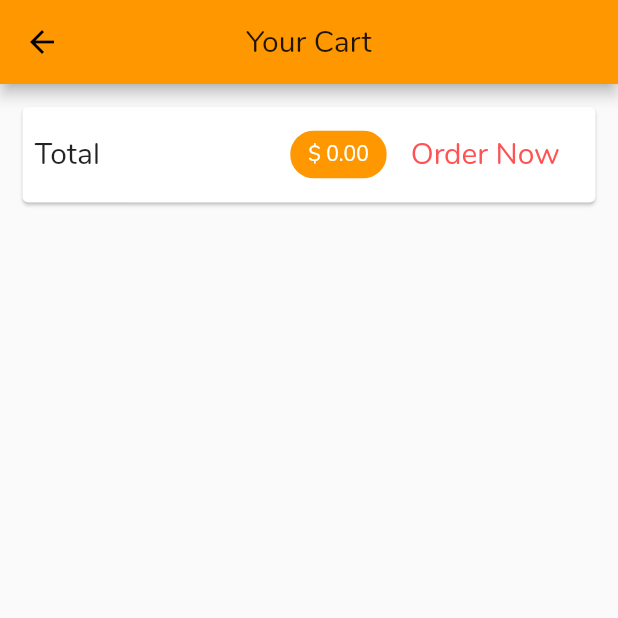
After one commit to Nabinda/Shopathy, a Flutter app: the CartScreen screen opened by its route, on a phone screen of 412 x 824 dp, the top half of it. The commit adds this screen. Run offline on Flutter 3.47's test engine with Material 2 defaults, Android fonts, the phone set to English and light mode, and no system bars; network calls fail.

Commit message:
Added cart page and added a animation hero for transition of image

```diff
--- a/lib/main.dart
+++ b/lib/main.dart
@@ -2,6 +2,7 @@ import 'package:flutter/material.dart';
 import 'package:provider/provider.dart';
 import 'package:shopathy/provider/cart_provider.dart';
 import 'package:shopathy/provider/products_provider.dart';
+import 'package:shopathy/screen/cart_screen.dart';
 import 'package:shopathy/screen/product_detail_screen.dart';
 import 'package:shopathy/screen/product_overview_screen.dart';
 
@@ -26,6 +27,7 @@ class MyApp extends StatelessWidget {
         home: ProductOverviewScreen(),
         routes: {
           ProductDetailScreen.routeName: (ctx) => ProductDetailScreen(),
+          CartScreen.routeName: (ctx) => CartScreen(),
         },
       ),
     );
--- a/lib/provider/cart_provider.dart
+++ b/lib/provider/cart_provider.dart
@@ -25,6 +25,21 @@ class Cart with ChangeNotifier {
     return _items == null ? 0 : _items.length;
   }
 
+  //total amount
+  double get totalAmount {
+    var total = 0.0;
+    _items.forEach((key, cartItem) {
+      total += cartItem.price * cartItem.quantity;
+    });
+    return total;
+  }
+
+  //remove particular from cart
+  void removeItem(String productId) {
+    _items.remove(productId);
+    notifyListeners();
+  }
+
   //adding items to the cart
   void addItem(String productId, double price, String title) {
     if (_items.containsKey(productId)) {
--- /dev/null
+++ b/lib/screen/cart_screen.dart
@@ -0,0 +1,68 @@
+import 'package:flutter/material.dart';
+import 'package:provider/provider.dart';
+import 'package:shopathy/provider/cart_provider.dart' show Cart;
+import 'package:shopathy/widgets/cart_item.dart';
+
+class CartScreen extends StatelessWidget {
+  static const routeName = "/cart_screen";
+  @override
+  Widget build(BuildContext context) {
+    final cart = Provider.of<Cart>(context);
+    return Scaffold(
+      appBar: AppBar(
+        title: Text("Your Cart"),
+        centerTitle: true,
+      ),
+      body: Column(
+        children: <Widget>[
+          Card(
+            margin: EdgeInsets.all(15),
+            child: Padding(
+              padding: EdgeInsets.all(8),
+              child: Row(
+                mainAxisAlignment: MainAxisAlignment.spaceBetween,
+                children: <Widget>[
+                  Text(
+                    'Total',
+                    style: TextStyle(fontSize: 20),
+                  ),
+                  Spacer(),
+                  Chip(
+                    backgroundColor: Theme.of(context).primaryColor,
+                    label: Text(
+                      '\$ ${cart.totalAmount.toStringAsFixed(2)}',
+                      style: TextStyle(color: Colors.white),
+                    ),
+                  ),
+                  FlatButton(
+                    child: Text(
+                      "Order Now",
+                      style: TextStyle(
+                          fontSize: 20,
+                          fontFamily: 'Nunito',
+                          color: Theme.of(context).accentColor),
+                    ),
+                  )
+                ],
+              ),
+            ),
+          ),
+          SizedBox(
+            height: 10,
+          ),
+          Expanded(
+              child: ListView.builder(
+            itemBuilder: (ctx, index) => CartItem(
+              cart.items.values.toList()[index].title,
+              cart.items.values.toList()[index].id,
+              cart.items.values.toList()[index].price,
+              cart.items.keys.toList()[index],
+              cart.items.values.toList()[index].quantity,
+            ),
+            itemCount: cart.itemCount,
+          ))
+        ],
+      ),
+    );
+  }
+}
--- a/lib/screen/product_overview_screen.dart
+++ b/lib/screen/product_overview_screen.dart
@@ -3,6 +3,7 @@
 import 'package:flutter/material.dart';
 import 'package:provider/provider.dart';
 import 'package:shopathy/provider/cart_provider.dart';
+import 'package:shopathy/screen/cart_screen.dart';
 import 'package:shopathy/widgets/badge.dart';
 import 'package:shopathy/widgets/product_grid.dart';
 
@@ -52,7 +53,9 @@ class _ProductOverviewScreenState extends State<ProductOverviewScreen> {
             },
             child: IconButton(
               icon: Icon(Icons.shopping_cart),
-              onPressed: () {},
+              onPressed: () {
+                Navigator.pushNamed(context, CartScreen.routeName);
+              },
             ),
           )
         ],
```
Also changed, not shown: lib/screen/product_detail_screen.dart (+36 -0 lines), lib/widgets/cart_item.dart (added, +52 -0 lines), lib/widgets/product_item.dart (+6 -3 lines).
